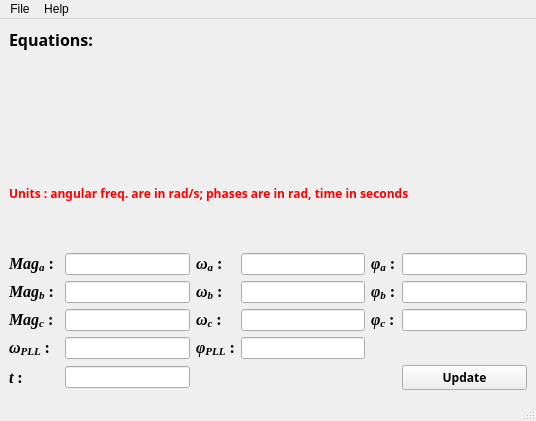
Qt form symmGui.ui (iruletheworld/Visualisaion-for-Symmetrical-Components-Fortescue-Clarke-Park) before a commit.
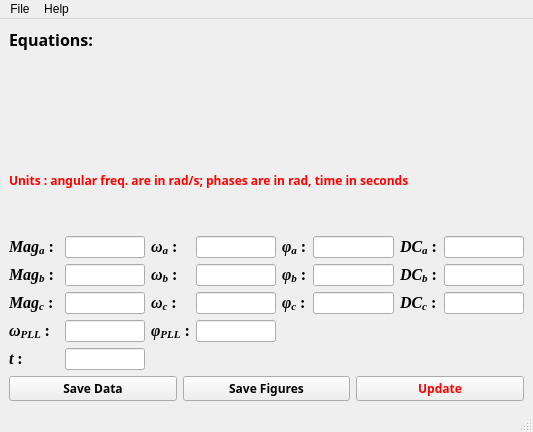
The same form after that commit. Icons and pictures are not drawn.

```diff
--- a/symmGui.ui
+++ b/symmGui.ui
@@ -6,14 +6,14 @@
    <rect>
     <x>0</x>
     <y>0</y>
-    <width>536</width>
-    <height>421</height>
+    <width>533</width>
+    <height>432</height>
    </rect>
   </property>
   <property name="minimumSize">
    <size>
-    <width>493</width>
-    <height>404</height>
+    <width>533</width>
+    <height>432</height>
    </size>
   </property>
   <property name="maximumSize">
@@ -46,7 +46,7 @@
        <locale language="English" country="UnitedStates"/>
       </property>
       <property name="text">
-       <string>&lt;html&gt;&lt;head/&gt;&lt;body&gt;&lt;p&gt;&lt;span style=&quot; font-size:12pt; font-weight:600;&quot;&gt;Equations:&lt;/span&gt;&lt;/p&gt;&lt;p&gt;&lt;img src=&quot;:/equations_/equations_all_inputs_150.png&quot;/&gt;&lt;/p&gt;&lt;/body&gt;&lt;/html&gt;</string>
+       <string>&lt;html&gt;&lt;head/&gt;&lt;body&gt;&lt;p&gt;&lt;span style=&quot; font-size:12pt;&quot;&gt;Equations:&lt;/span&gt;&lt;/p&gt;&lt;p&gt;&lt;img src=&quot;:/equations_/20171206__files/image007.png&quot;/&gt;&lt;/p&gt;&lt;/body&gt;&lt;/html&gt;</string>
       </property>
       <property name="textFormat">
        <enum>Qt::AutoText</enum>
@@ -75,6 +75,8 @@
      </widget>
     </item>
     <item>
+     <layout class="QVBoxLayout" name="verticalLayout">
+      <item>
      <layout class="QGridLayout" name="gridLayout">
       <item row="1" column="0">
        <widget class="QLabel" name="lbl_phaseBMag">
@@ -352,7 +354,108 @@
         </property>
        </widget>
       </item>
-      <item row="4" column="5">
+        <item row="2" column="7">
+         <widget class="QLineEdit" name="ledt_phaseCDC">
+          <property name="toolTip">
+           <string>The initial phase of Phase-C input</string>
+          </property>
+         </widget>
+        </item>
+        <item row="0" column="6">
+         <widget class="QLabel" name="lbl_phaseADC">
+          <property name="font">
+           <font>
+            <family>Times New Roman</family>
+            <pointsize>12</pointsize>
+            <weight>75</weight>
+            <italic>true</italic>
+            <bold>true</bold>
+           </font>
+          </property>
+          <property name="text">
+           <string>&lt;html&gt;&lt;head/&gt;&lt;body&gt;&lt;p&gt;DC&lt;span style=&quot; vertical-align:sub;&quot;&gt;a&lt;/span&gt;&lt;span style=&quot; font-style:normal;&quot;&gt; :&lt;/span&gt;&lt;/p&gt;&lt;/body&gt;&lt;/html&gt;</string>
+          </property>
+         </widget>
+        </item>
+        <item row="1" column="7">
+         <widget class="QLineEdit" name="ledt_phaseBDC">
+          <property name="toolTip">
+           <string>The initial phase of Phase-B input</string>
+          </property>
+         </widget>
+        </item>
+        <item row="2" column="6">
+         <widget class="QLabel" name="lbl_phaseCDC">
+          <property name="font">
+           <font>
+            <family>Times New Roman</family>
+            <pointsize>12</pointsize>
+            <weight>75</weight>
+            <italic>true</italic>
+            <bold>true</bold>
+           </font>
+          </property>
+          <property name="text">
+           <string>&lt;html&gt;&lt;head/&gt;&lt;body&gt;&lt;p&gt;DC&lt;span style=&quot; vertical-align:sub;&quot;&gt;c&lt;/span&gt;&lt;span style=&quot; font-style:normal;&quot;&gt; :&lt;/span&gt;&lt;/p&gt;&lt;/body&gt;&lt;/html&gt;</string>
+          </property>
+         </widget>
+        </item>
+        <item row="0" column="7">
+         <widget class="QLineEdit" name="ledt_phaseADC">
+          <property name="toolTip">
+           <string>The initial phase of Phase-A input</string>
+          </property>
+         </widget>
+        </item>
+        <item row="1" column="6">
+         <widget class="QLabel" name="lbl_phaseBDC">
+          <property name="font">
+           <font>
+            <family>Times New Roman</family>
+            <pointsize>12</pointsize>
+            <weight>75</weight>
+            <italic>true</italic>
+            <bold>true</bold>
+           </font>
+          </property>
+          <property name="text">
+           <string>&lt;html&gt;&lt;head/&gt;&lt;body&gt;&lt;p&gt;DC&lt;span style=&quot; vertical-align:sub;&quot;&gt;b&lt;/span&gt;&lt;span style=&quot; font-style:normal;&quot;&gt; :&lt;/span&gt;&lt;/p&gt;&lt;/body&gt;&lt;/html&gt;</string>
+          </property>
+         </widget>
+        </item>
+       </layout>
+      </item>
+      <item>
+       <layout class="QHBoxLayout" name="horizontalLayout">
+        <item>
+         <widget class="QPushButton" name="btn_saveData">
+          <property name="font">
+           <font>
+            <family>Arial Unicode MS</family>
+            <weight>75</weight>
+            <bold>true</bold>
+           </font>
+          </property>
+          <property name="text">
+           <string>Save Data</string>
+          </property>
+         </widget>
+        </item>
+        <item>
+         <widget class="QPushButton" name="btn_saveFigures">
+          <property name="font">
+           <font>
+            <family>Arial Unicode MS</family>
+            <weight>75</weight>
+            <bold>true</bold>
+           </font>
+          </property>
+          <property name="text">
+           <string>Save Figures</string>
+          </property>
+         </widget>
+        </item>
+        <item>
        <widget class="QPushButton" name="btn_update">
         <property name="font">
          <font>
@@ -361,10 +464,15 @@
           <bold>true</bold>
          </font>
         </property>
+          <property name="styleSheet">
+           <string notr="true">color: rgb(255, 0, 0);</string>
+          </property>
         <property name="text">
          <string>Update</string>
         </property>
        </widget>
+        </item>
+       </layout>
       </item>
      </layout>
     </item>
@@ -375,7 +483,7 @@
     <rect>
      <x>0</x>
      <y>0</y>
-     <width>536</width>
+     <width>533</width>
      <height>26</height>
     </rect>
    </property>
```
Left out of the diff: 38 changed lines with no effect on the pictures. Lines whose indentation alone changed are shown as unchanged.
